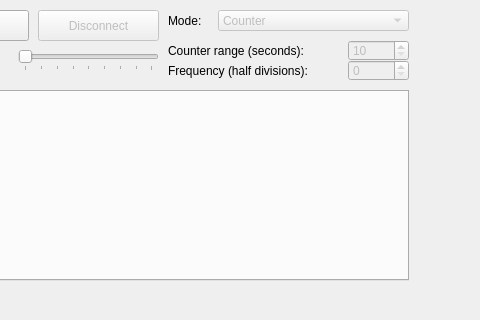
ahp-electronics/xc-gui, file mainwindow.ui: the form before one commit; both pictures show x 322 to 802 and y 0 to 320 of the 802 by 600 pixel window.
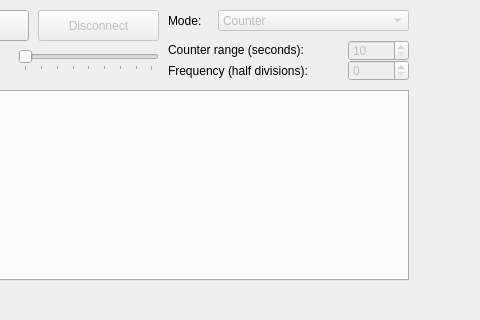
The form after the commit.

What changed in the file:
```diff
--- a/mainwindow.ui
+++ b/mainwindow.ui
@@ -148,7 +148,7 @@
      <rect>
       <x>490</x>
       <y>60</y>
-      <width>171</width>
+      <width>181</width>
       <height>21</height>
      </rect>
     </property>
@@ -176,8 +176,8 @@
     <property name="geometry">
      <rect>
       <x>490</x>
-      <y>40</y>
-      <width>171</width>
+      <y>39</y>
+      <width>181</width>
       <height>21</height>
      </rect>
     </property>
```
